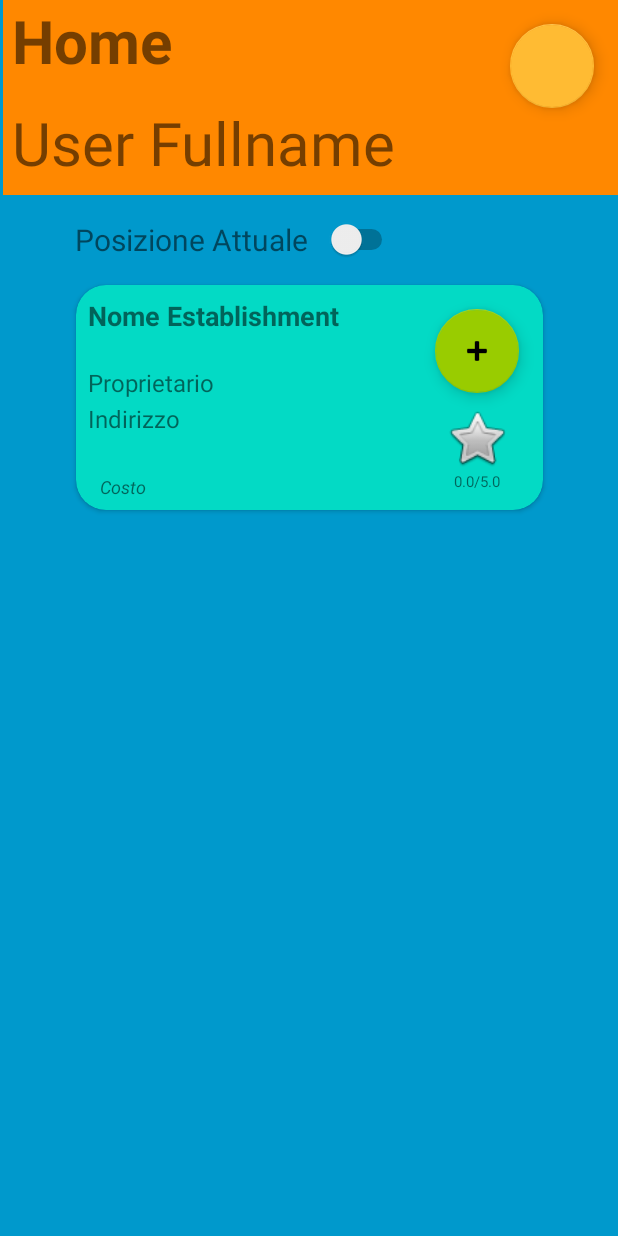
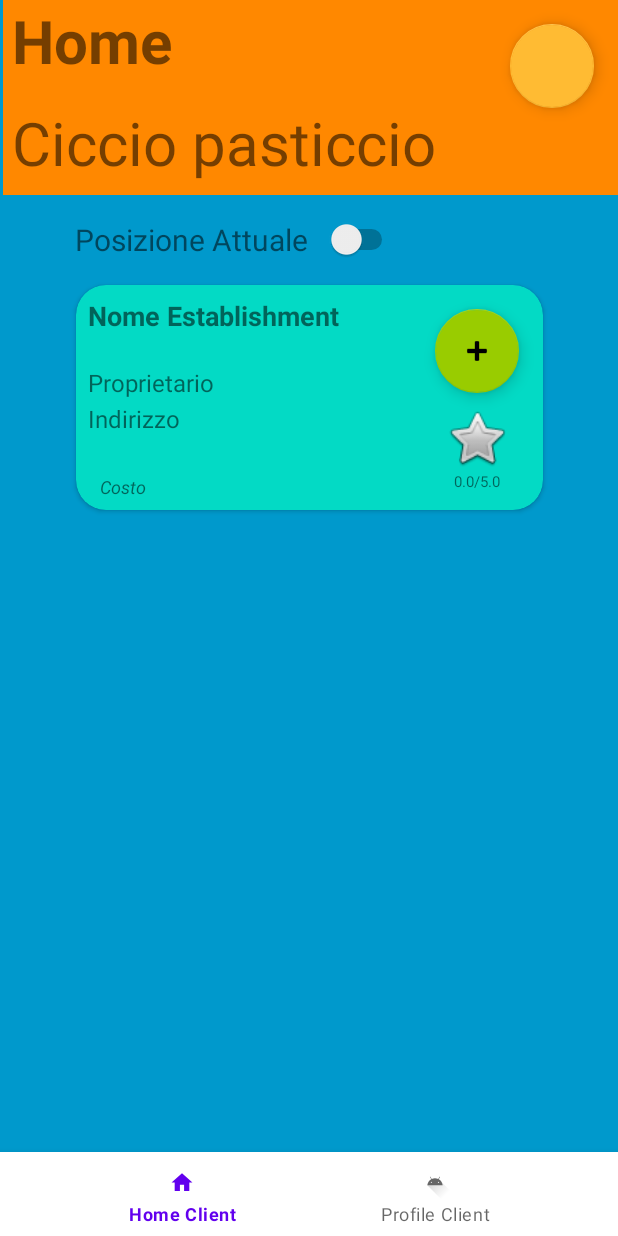
Before and after one commit to Visco01/MyLocalBooking-IS2022, an Android app: the HomeClient screen opened directly, with no data from a screen before it, on a phone screen of 412 x 824 dp. Run offline under Robolectric (Android 15) with nearby library versions, the light colour scheme and no system bars.

Commit message:
Fix Navbar
fixed the navbar, now it should work with activities. But there's still work to be done

```diff
--- a/MyLocalBooking/app/src/main/java/uni/project/mylocalbooking/activities/BaseNavigationActivity.java
+++ b/MyLocalBooking/app/src/main/java/uni/project/mylocalbooking/activities/BaseNavigationActivity.java
@@ -4,11 +4,14 @@ import androidx.appcompat.app.AppCompatActivity;
 
 import android.content.Intent;
 import android.os.Bundle;
+import android.view.Menu;
+import android.view.MenuItem;
 
 import com.google.android.material.bottomnavigation.BottomNavigationView;
 
 import uni.project.mylocalbooking.R;
 import uni.project.mylocalbooking.activities.client.HomeClient;
+import uni.project.mylocalbooking.activities.client.ProfileClient;
 
 public abstract class BaseNavigationActivity extends AppCompatActivity {
 
@@ -17,42 +20,38 @@ public abstract class BaseNavigationActivity extends AppCompatActivity {
 
     @Override
     protected void onCreate(Bundle savedInstanceState) {
+
+        // AppCompact super
         super.onCreate(savedInstanceState);
+
+        // Set the layout of the corresponding Activity
         setContentView(getContentViewId());
 
-        System.out.println("View: " + getContentViewId());
-        System.out.println("R.id.navView " + R.id.navView);
-        System.out.println("findView: " + findViewById(R.id.navView));
+        navigationView = (BottomNavigationView) findViewById(R.id.navigation);
 
-        System.out.println("T1: " + R.layout.activity_base_navigation);
-        System.out.println("T2: " + getParent());
+        // Default position
+        navigationView.setSelectedItemId(R.id.homeClient);
 
-
-        // --> null # DA FIXARE #
-        navigationView = (BottomNavigationView) findViewById(R.id.navView);
-        System.out.println(navigationView); // --> null # DA FIXARE #
-        // navigationView.setOnNavigationItemSelectedListener(this); --> Deprecato
-
-        if (navigationView != null) {
+        // Listener
         navigationView.setOnItemSelectedListener(item -> {
             switch (item.getItemId()) {
+                // Home Client
                 case R.id.homeClient:
                     intent = new Intent(getBaseContext(), HomeClient.class);
                     startActivity(intent);
                     return true;
-                }
+                // Profile Client
+                case R.id.profileClient:
+                    intent = new Intent(getBaseContext(), ProfileClient.class);
+                    startActivity(intent);
+                    return true;
+                /* Other cases*/
+            }finish();
             return false;
         });
-            // Default position
-            navigationView.setSelectedItemId(R.id.homeClient);
-        }
-        else{
-            System.out.println("DEBUG: null navigationView");
     }
 
-    }
-/*
-
+    // Highlights the current item on the NavBar the first time the user launches the app
     @Override
     protected void onStart() {
         super.onStart();
@@ -66,30 +65,12 @@ public abstract class BaseNavigationActivity extends AppCompatActivity {
         overridePendingTransition(0, 0);
     }
 
-
-
-    @Override
-    public boolean onNavigationItemSelected(@NonNull MenuItem item) {
-        navigationView.postDelayed(() -> {
-            int itemId = item.getItemId();
-            System.out.println(itemId);
-            if (itemId == R.id.homeClient) {
-                System.out.println("itemId correct");
-                startActivity(new Intent(this, HomeClient.class));
-            } else if (itemId == R.id.profile) {
-                startActivity(new Intent(this, Profile.class));
-            } else if (itemId == R.id.navigation_notifications) {
-                startActivity(new Intent(this, NotificationsActivity.class));
-            } finish();
-}, 300);
-        return true;
-        }
-
     private void updateNavigationBarState(){
         int actionId = getNavigationMenuItemId();
         selectBottomNavigationBarItem(actionId);
     }
 
+    // Highlight the right element, based on the item, which depends on the Activity
     void selectBottomNavigationBarItem(int itemId) {
         Menu menu = navigationView.getMenu();
         for (int i = 0, size = menu.size(); i < size; i++) {
@@ -101,11 +82,14 @@ private void updateNavigationBarState(){
             }
         }
     }
-
-*
-* */
+    /*
+     ## These methods MUST BE implemented in EVERY SINGLE ONE of its subclasses, which
+     means in EVERY Activity!! ##
+    */
+    // // Returns the layout id, that is used to manage the "inflation"
     public abstract int getContentViewId();
 
+    // Returns the id in the navigation menu, used to set the correct item in the navbar
     protected abstract int getNavigationMenuItemId();
 
 }
--- a/MyLocalBooking/app/src/main/java/uni/project/mylocalbooking/activities/client/HomeClient.java
+++ b/MyLocalBooking/app/src/main/java/uni/project/mylocalbooking/activities/client/HomeClient.java
@@ -1,25 +1,28 @@
 package uni.project.mylocalbooking.activities.client;
 
-import androidx.appcompat.app.AppCompatActivity;
-
 import android.os.Bundle;
+import android.widget.TextView;
 
 import uni.project.mylocalbooking.R;
 import uni.project.mylocalbooking.activities.BaseNavigationActivity;
 
 public class HomeClient extends BaseNavigationActivity {
 
+    private TextView username; // Testing
+
     @Override
     protected void onCreate(Bundle savedInstanceState) {
         super.onCreate(savedInstanceState);
-        System.out.println("onCreate HomeClient good");
-        setContentView(R.layout.activity_home_client);
+        username = findViewById(R.id.userFullName);
+        username.setText("Ciccio pasticcio");
     }
 
+    // Returns the layout id, that is used by the super-class to manage the inflation
     public int getContentViewId(){
         return R.layout.activity_home_client;
     }
 
+    // Returns the id in the navigation menu
     public int getNavigationMenuItemId(){
         return R.id.homeClient;
     }
--- a/MyLocalBooking/app/src/main/res/layout/activity_home_client.xml
+++ b/MyLocalBooking/app/src/main/res/layout/activity_home_client.xml
@@ -185,4 +185,12 @@
 
     </androidx.cardview.widget.CardView>
 
+    <include
+        android:id="@+id/navigation"
+        layout="@layout/element_bottom_navbar"
+        android:layout_width="match_parent"
+        android:layout_height="wrap_content"
+        android:layout_alignParentBottom="true"
+        app:layout_constraintBottom_toBottomOf="@+id/body" />
+
 </androidx.constraintlayout.widget.ConstraintLayout>
--- /dev/null
+++ b/MyLocalBooking/app/src/main/res/layout/element_bottom_navbar.xml
@@ -0,0 +1,10 @@
+<?xml version="1.0" encoding="utf-8"?>
+<com.google.android.material.bottomnavigation.BottomNavigationView
+    xmlns:android="http://schemas.android.com/apk/res/android"
+    xmlns:app="http://schemas.android.com/apk/res-auto"
+    android:id="@+id/navigation"
+    android:layout_width="match_parent"
+    android:layout_height="wrap_content"
+    android:background="?android:attr/windowBackground"
+    app:menu="@menu/bottom_navbar"
+    />
--- a/MyLocalBooking/app/src/main/res/menu/bottom_navbar.xml
+++ b/MyLocalBooking/app/src/main/res/menu/bottom_navbar.xml
@@ -4,11 +4,12 @@
         android:id="@+id/homeClient"
         android:title="Home Client"
         android:icon="@drawable/ic_home_foreground"/>
+
+    <item
+        android:id="@+id/profileClient"
+        android:title="Profile Client"
+        android:icon="@drawable/ic_launcher_foreground"/>
     <!--
-    <item
-        android:id="@+id/profile"
-        android:title="Profile"
-        android:icon="@drawable/ic_launcher_foreground"/>
     <item
         android:id="@+id/resevations"
         android:title="Resevations"
```
Also changed, not shown: MyLocalBooking/app/src/main/AndroidManifest.xml (+7 -0 lines), MyLocalBooking/app/src/main/java/uni/project/mylocalbooking/activities/client/ProfileClient.java (added, +22 -0 lines), MyLocalBooking/app/src/main/res/layout/activity_profile_client.xml (added, +240 -0 lines). Lines whose indentation alone changed are shown as unchanged.
